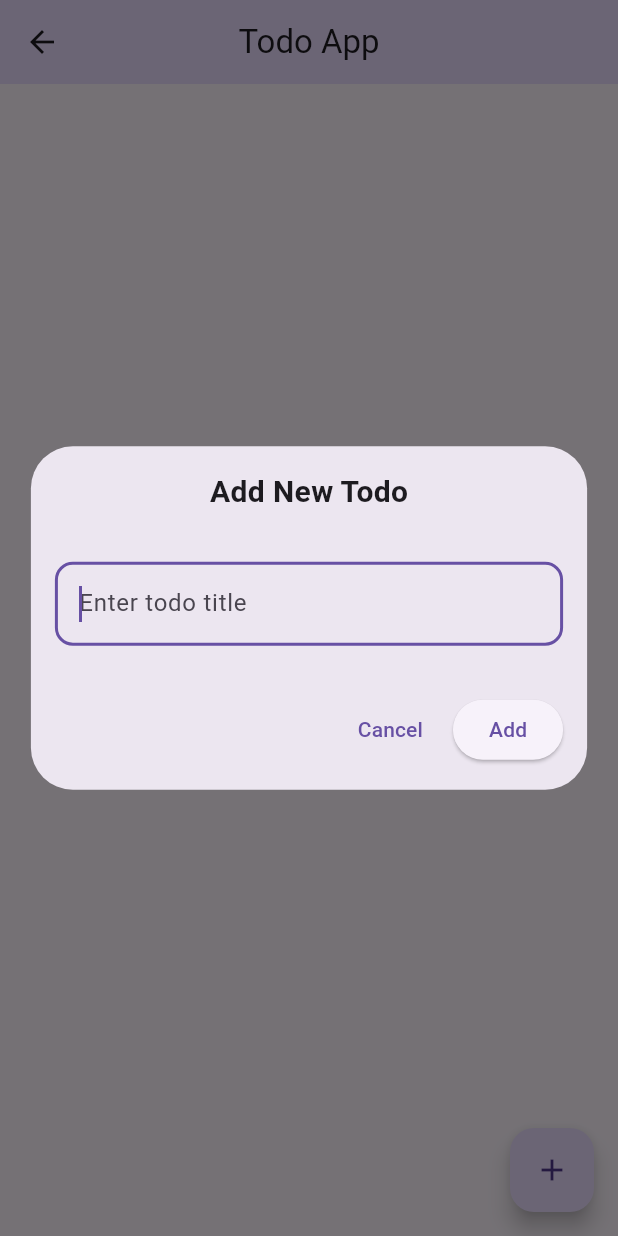
After one commit to MaharajMM/my_todo, a Flutter app: the HomeView screen opened directly, after a tap on the "add" icon, on a phone screen of 412 x 824 dp. The commit adds this screen. Run offline on Flutter 3.47's test engine with Material 3 defaults, Android fonts, the phone set to English and light mode, and no system bars; our stand-ins replace another_flushbar, auto_route, dio, flash, flex_color_scheme, flutter_riverpod and 7 more; missing offline and left inert: duration, flutter_displaymode, platform_info, talker_dio_logger, talker_riverpod_logger; accounts and stored records are empty; statements that could not run were skipped.

Commit message:
Add Todo form, Todo list ui

```diff
--- /dev/null
+++ b/lib/data/model/todo_model.dart
@@ -0,0 +1,40 @@
+import 'dart:convert';
+
+class TodoModel {
+  final String id;
+  final String title;
+  final bool isCompleted;
+
+  TodoModel({
+    required this.id,
+    required this.title,
+    this.isCompleted = false,
+  });
+
+  TodoModel copyWith({
+    required String id,
+    required String title,
+    bool isCompleted = false,
+  }) =>
+      TodoModel(
+        id: id ,
+        title: title ,
+        isCompleted: isCompleted,
+      );
+
+  factory TodoModel.fromJson(String str) => TodoModel.fromMap(json.decode(str));
+
+  String toJson() => json.encode(toMap());
+
+  factory TodoModel.fromMap(Map<String, dynamic> json) => TodoModel(
+        id: json["id"],
+        title: json["title"],
+        isCompleted: json["is_completed"],
+      );
+
+  Map<String, dynamic> toMap() => {
+        "id": id,
+        "title": title,
+        "is_completed": isCompleted,
+      };
+}
--- a/lib/features/home/view/home_page.dart
+++ b/lib/features/home/view/home_page.dart
@@ -1,5 +1,7 @@
 import 'package:auto_route/auto_route.dart';
 import 'package:flutter/material.dart';
+import 'package:flutter_riverpod/flutter_riverpod.dart';
+import 'package:my_todo/features/home/view/widgets/todo_list.dart';
 
 @RoutePage()
 class HomePage extends StatelessWidget {
@@ -7,6 +9,100 @@ class HomePage extends StatelessWidget {
 
   @override
   Widget build(BuildContext context) {
-    return Scaffold();
+    return HomeView();
   }
 }
+
+class HomeView extends ConsumerStatefulWidget {
+  const HomeView({super.key});
+
+  @override
+  ConsumerState<HomeView> createState() => _HomeViewState();
+}
+
+class _HomeViewState extends ConsumerState<HomeView> {
+  @override
+  Widget build(BuildContext context) {
+    return Scaffold(
+      appBar: AppBar(
+        title: const Text('Todo App'),
+        centerTitle: true,
+        backgroundColor: Theme.of(context).colorScheme.primaryContainer,
+      ),
+      body: TodoList(todos: []),
+      floatingActionButton: FloatingActionButton(
+        onPressed: () => _showAddTodoDialog(context, ref),
+        child: const Icon(Icons.add),
+      ),
+    );
+  }
+
+  void _showAddTodoDialog(BuildContext context, WidgetRef ref) {
+    final textController = TextEditingController();
+
+    showDialog(
+      context: context,
+      builder: (context) {
+        final width = MediaQuery.of(context).size.width * 0.9;
+        return Dialog(
+          insetPadding: const EdgeInsets.all(16), // optional, for padding around dialog
+          child: ConstrainedBox(
+            constraints: BoxConstraints(maxWidth: width),
+            child: Padding(
+              padding: const EdgeInsets.all(16.0),
+              child: Column(
+                mainAxisSize: MainAxisSize.min,
+                children: [
+                  const Text(
+                    'Add New Todo',
+                    style: TextStyle(fontSize: 20, fontWeight: FontWeight.bold),
+                  ),
+                  const SizedBox(height: 32),
+                  TextField(
+                    maxLines: 3,
+                    minLines: 1,
+                    controller: textController,
+                    decoration: InputDecoration(
+                      hintText: 'Enter todo title',
+                      border: OutlineInputBorder(
+                        borderRadius: BorderRadius.circular(12),
+                      ),
+                    ),
+                    autofocus: true,
+                    onSubmitted: (_) {
+                      _addTodo(context, textController.text);
+                    },
+                  ),
+                  const SizedBox(height: 32),
+                  Row(
+                    mainAxisAlignment: MainAxisAlignment.end,
+                    children: [
+                      TextButton(
+                        onPressed: () => Navigator.pop(context),
+                        child: const Text('Cancel'),
+                      ),
+                      const SizedBox(width: 8),
+                      ElevatedButton(
+                        onPressed: () {
+                          _addTodo(context, textController.text);
+                        },
+                        child: const Text('Add'),
+                      ),
+                    ],
+                  )
+                ],
+              ),
+            ),
+          ),
+        );
+      },
+    );
+  }
+
+  void _addTodo(BuildContext context, String title) {
+    final trimmedTitle = title.trim();
+    if (trimmedTitle.isNotEmpty) {
+      Navigator.pop(context);
+    }
+  }
+}
--- /dev/null
+++ b/lib/features/home/view/widgets/todo_list.dart
@@ -0,0 +1,37 @@
+import 'package:flutter/material.dart';
+import 'package:flutter_riverpod/flutter_riverpod.dart';
+import 'package:my_todo/const/colors/app_colors.dart';
+import 'package:my_todo/data/model/todo_model.dart';
+import 'package:my_todo/features/home/view/widgets/todo_item.dart';
+
+class TodoList extends ConsumerWidget {
+  final List<TodoModel> todos;
+
+  const TodoList({
+    super.key,
+    required this.todos,
+  });
+
+  @override
+  Widget build(BuildContext context, WidgetRef ref) {
+    if (todos.isEmpty) {
+      return Center(
+        child: Text(
+          'No todos yet. Add one!',
+          style: Theme.of(context).textTheme.titleLarge?.copyWith(
+                color: AppColors.grey400,
+              ),
+        ),
+      );
+    }
+
+    return ListView.builder(
+      padding: const EdgeInsets.all(16),
+      itemCount: todos.length,
+      itemBuilder: (context, index) {
+        final todo = todos[index];
+        return TodoItem(todo: todo);
+      },
+    );
+  }
+}
```
Also changed, not shown: lib/data/model/my_books_model.dart (deleted, +0 -350 lines), lib/features/home/view/widgets/add_todo_form.dart (added, +56 -0 lines), lib/features/home/view/widgets/todo_item.dart (added, +61 -0 lines).
